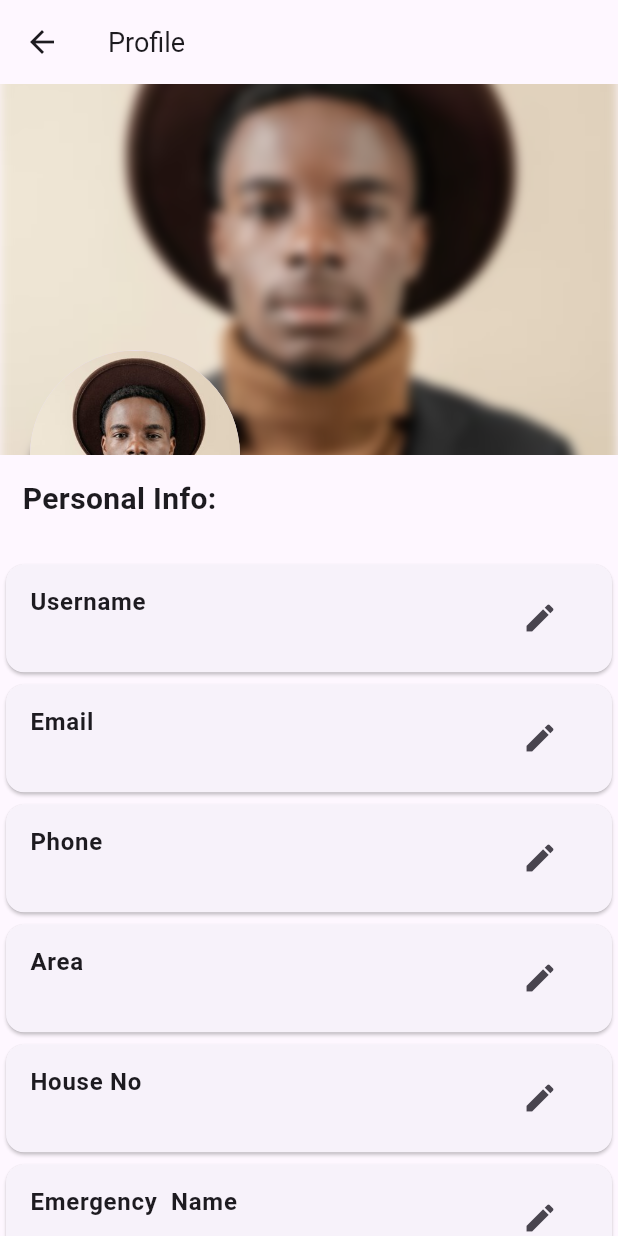
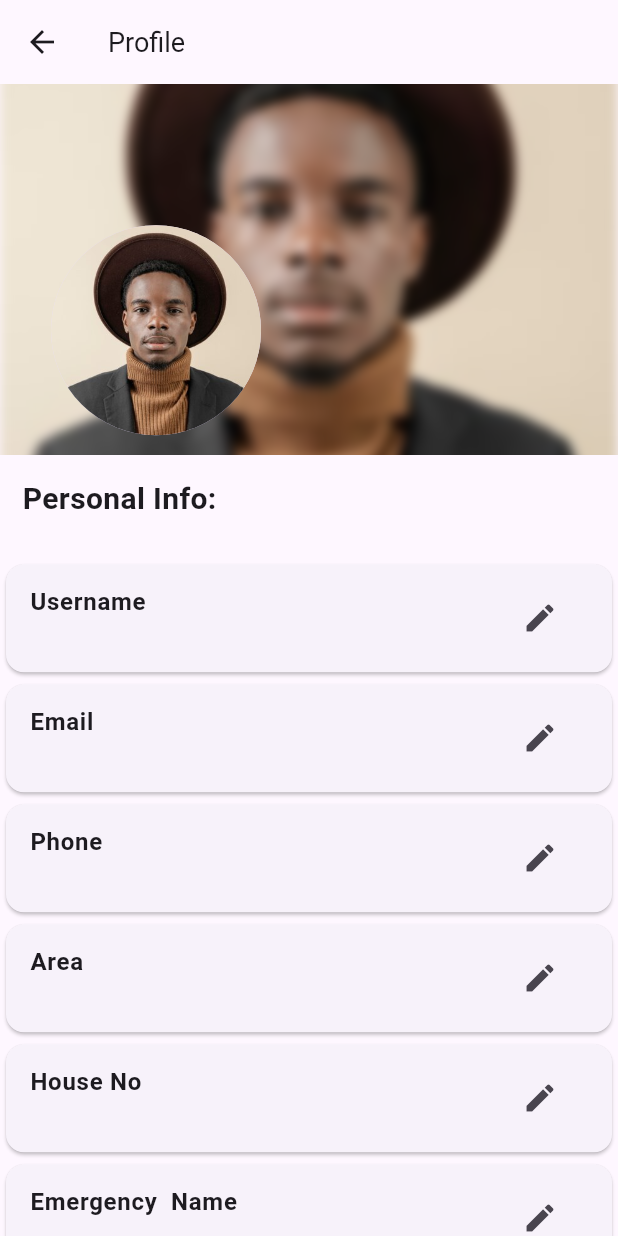
Before and after one commit to pious2847/FindSafe, a Flutter app: the UserProfile screen opened directly with empty values, on a phone screen of 412 x 824 dp. Run offline on Flutter 3.47's test engine with Material 3 defaults, Android fonts, the phone set to English and light mode, and no system bars; our stand-ins replace device_info_plus, dio, flutter_local_notifications, flutter_svg, fluttertoast, geolocator and 6 more; missing offline and left inert: flutter_polyline_points, workmanager; accounts and stored records are empty.

Commit message:
Changes to be committed: 	modified:   lib/models/settings_model.dart 	modified:   lib/screens/profile.dart

```diff
--- a/lib/screens/profile.dart
+++ b/lib/screens/profile.dart
@@ -1,4 +1,4 @@
-// ignore_for_file: use_build_context_synchronously
+// ignore_for_file: use_build_context_synchronously, non_constant_identifier_names
 
 import 'dart:convert';
 import 'dart:ui';
@@ -10,7 +10,6 @@ import 'package:lost_mode_app/.env.dart';
 import 'package:lost_mode_app/models/User_model.dart';
 import 'package:lost_mode_app/services/service.dart';
 import 'package:lost_mode_app/utils/messages.dart';
-
 
 class UserProfile extends StatefulWidget {
   final UserProfileModel user;
@@ -47,7 +46,7 @@ class _UserProfileState extends State<UserProfile> {
         children: [
           Stack(
             children: [
-              Container(
+              SizedBox(
                 width: MediaQuery.of(context).size.width,
                 height: MediaQuery.of(context).size.height * 0.3,
                 child: FittedBox(
@@ -62,25 +61,39 @@ class _UserProfileState extends State<UserProfile> {
                 ),
               ),
               const Positioned(
-                bottom: -70.5,
+                bottom: -1,
                 left: 20,
-
+                child: FractionalTranslation(
+                  translation: Offset(0.1, -0.1),
                   child: CircleAvatar(
                     radius: 70,
                     backgroundImage: AssetImage('assets/images/avatar.jpg'),
                   ),
                 ),
+              ),
             ],
           ),
-
           const Padding(
             padding: EdgeInsets.all(15.0),
-            child: Text("Personal Info:", style: TextStyle(fontSize: 20, fontWeight: FontWeight.bold, ),),
+            child: Text(
+              "Personal Info:",
+              style: TextStyle(
+                fontSize: 20,
+                fontWeight: FontWeight.bold,
+              ),
+            ),
           ),
           const SizedBox(
             height: 10,
           ),
-          Expanded(
+          EditableCards(),
+        ],
+      ),
+    );
+  }
+
+  Expanded EditableCards() {
+    return Expanded(
           child: ListView(
             children: <Widget>[
               Card(
@@ -133,8 +146,8 @@ class _UserProfileState extends State<UserProfile> {
                   subtitle: Text(_user.addressInfo!.area ?? ''),
                   trailing: IconButton(
                     icon: const Icon(Icons.edit),
-                      onPressed: () =>
-                          _showEditDialog('area', _user.addressInfo!.area ?? ''),
+                    onPressed: () => _showEditDialog(
+                        'area', _user.addressInfo!.area ?? ''),
                   ),
                 ),
               ),
@@ -183,9 +196,6 @@ class _UserProfileState extends State<UserProfile> {
               // Add more ListTiles for other fields as needed
             ],
           ),
-          ),
-        ],
-      ),
         );
   }
 
@@ -195,7 +205,7 @@ class _UserProfileState extends State<UserProfile> {
 
     // final url = '$APIURL/update/$userId';
     final updatedFields = _getUpdatedFields(fieldName, newValue);
-    print ('updatedfields $updatedFields');
+    print('updatedfields $updatedFields');
     final dio = Dio();
     final response = await dio.put(
       '$APIURL/update/$userId',
@@ -209,7 +219,8 @@ class _UserProfileState extends State<UserProfile> {
 
     if (response.statusCode == 200) {
       final resmsg = response.data['message'];
-      SnackbarUtils.showCustomSnackBar(context, '$resmsg Updated successful', const Color.fromARGB(255, 76, 175, 80));
+      SnackbarUtils.showCustomSnackBar(context, '$resmsg Updated successful',
+          const Color.fromARGB(255, 76, 175, 80));
 
       setState(() {
         switch (fieldName) {
@@ -237,7 +248,8 @@ class _UserProfileState extends State<UserProfile> {
           // Add cases for other fields as needed
         }
       });
-      print('\n================================ Results after updating the field: $response');
+      print(
+          '\n================================ Results after updating the field: $response');
     } else {
       print('An Error Occurred: ${response.statusMessage}');
     }
```
Also changed, not shown: lib/models/settings_model.dart (+7 -5 lines). Lines whose indentation alone changed are shown as unchanged.
